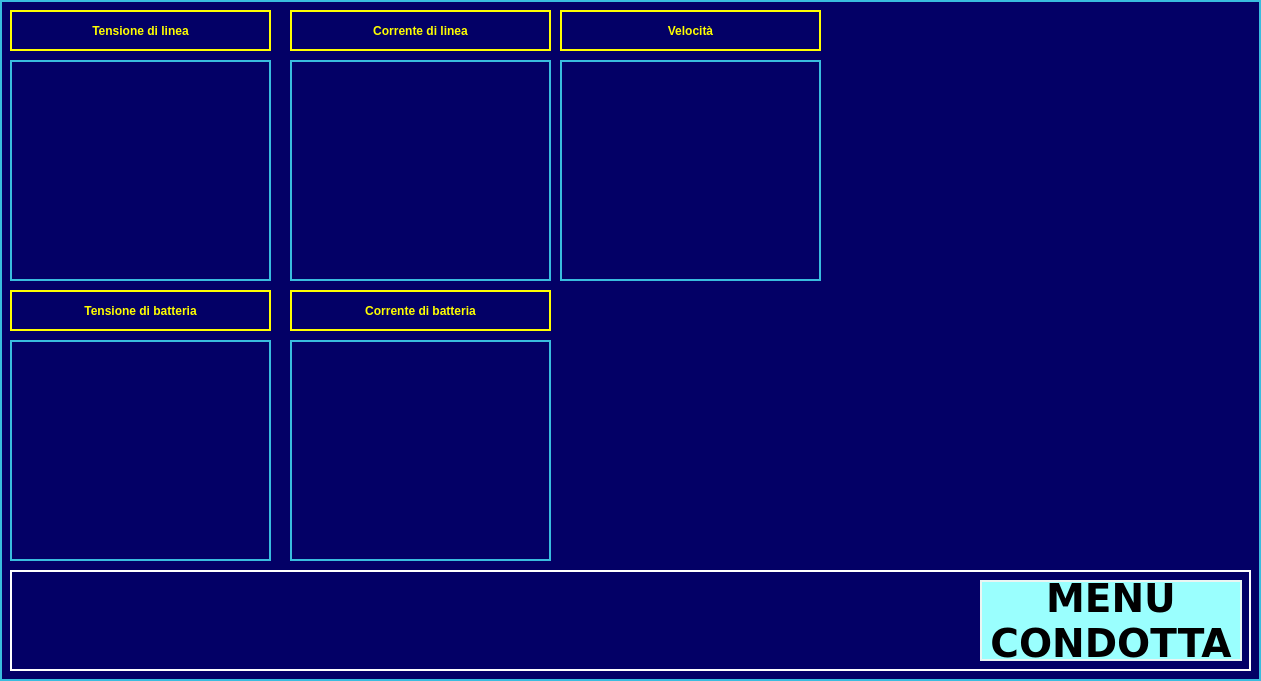
infermita/sampleatm, file strumenti.ui: the form before one commit.
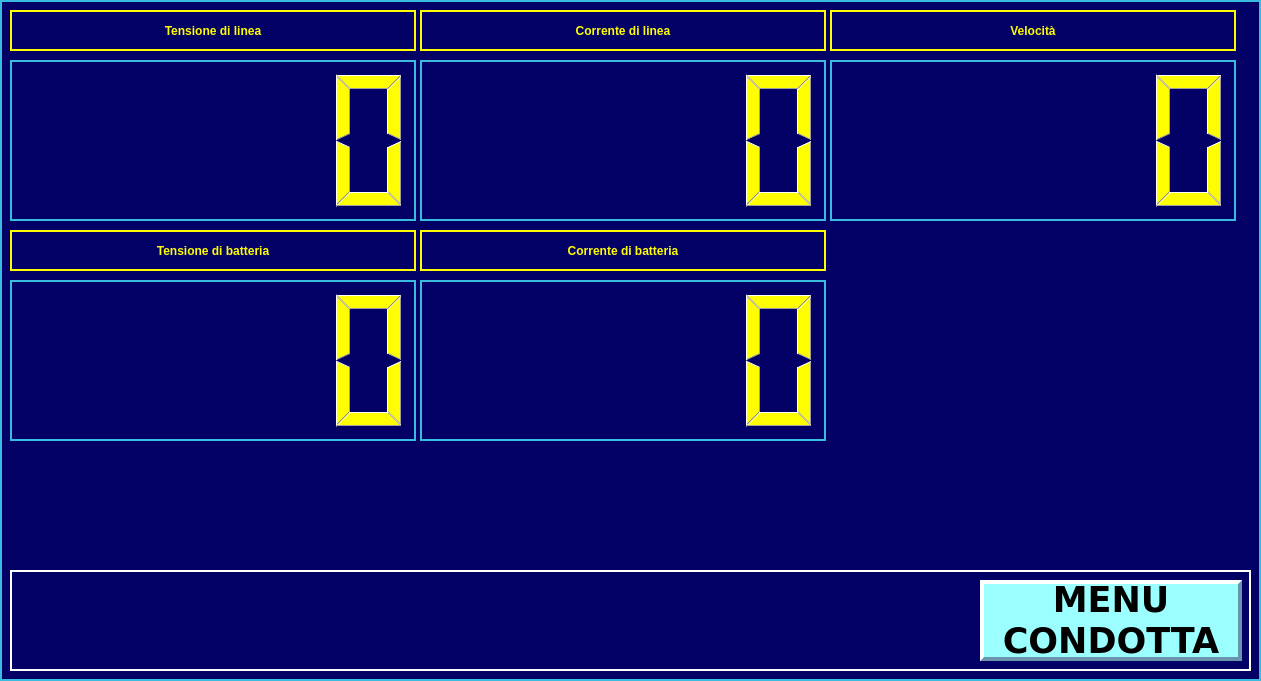
The form after the commit.

The edit to the form file:
```diff
--- a/strumenti.ui
+++ b/strumenti.ui
@@ -16,14 +16,21 @@
   <property name="styleSheet">
    <string notr="true">QWidget { background-color : #030066; color : #fefe00;border:2px solid #39bcde }
 QLabel { background-color : #030066; color : #fefe00;border:2px solid #fefe00;font: 16pt &quot;DejaVu Sans&quot;;font: bold; }
-QPushButton { background-color : #9afffe; color : #000000;border:2px solid #eaf5f2;font: 29pt &quot;DejaVu Sans&quot;;font: bold; }</string>
+QPushButton { background-color : #9afffe; color : #000000;border:4px solid #6b95ae;font: 26pt &quot;DejaVu Sans&quot;;font: bold;border-left-color:white;border-top-color:white  }
+QPushButton:pressed
+{
+  border:4px solid white;
+  border-left-color:#6b95ae;
+  border-top-color:#6b95ae;
+  background-color : #cccccc;
+}</string>
   </property>
   <widget class="QLabel" name="mydata">
    <property name="geometry">
     <rect>
      <x>10</x>
      <y>10</y>
-     <width>261</width>
+     <width>406</width>
      <height>41</height>
     </rect>
    </property>
@@ -224,9 +231,9 @@
   <widget class="QLabel" name="mydata_2">
    <property name="geometry">
     <rect>
-     <x>290</x>
+     <x>420</x>
      <y>10</y>
-     <width>261</width>
+     <width>406</width>
      <height>41</height>
     </rect>
    </property>
@@ -427,9 +434,9 @@
   <widget class="QLabel" name="mydata_3">
    <property name="geometry">
     <rect>
-     <x>560</x>
+     <x>830</x>
      <y>10</y>
-     <width>261</width>
+     <width>406</width>
      <height>41</height>
     </rect>
    </property>
@@ -657,7 +664,7 @@
     <property name="font">
      <font>
       <family>DejaVu Sans</family>
-      <pointsize>29</pointsize>
+      <pointsize>26</pointsize>
       <weight>75</weight>
       <italic>false</italic>
       <bold>true</bold>
@@ -672,49 +679,12 @@
     </property>
    </widget>
   </widget>
-  <widget class="QWidget" name="horizontalLayoutWidget">
-   <property name="geometry">
-    <rect>
-     <x>10</x>
-     <y>60</y>
-     <width>261</width>
-     <height>221</height>
-    </rect>
-   </property>
-   <layout class="QHBoxLayout" name="tensione_linea">
-    <property name="sizeConstraint">
-     <enum>QLayout::SetDefaultConstraint</enum>
-    </property>
-   </layout>
-  </widget>
-  <widget class="QWidget" name="horizontalLayoutWidget_2">
-   <property name="geometry">
-    <rect>
-     <x>290</x>
-     <y>60</y>
-     <width>261</width>
-     <height>221</height>
-    </rect>
-   </property>
-   <layout class="QHBoxLayout" name="corrente_linea"/>
-  </widget>
-  <widget class="QWidget" name="horizontalLayoutWidget_3">
-   <property name="geometry">
-    <rect>
-     <x>560</x>
-     <y>60</y>
-     <width>261</width>
-     <height>221</height>
-    </rect>
-   </property>
-   <layout class="QHBoxLayout" name="velocita"/>
-  </widget>
   <widget class="QLabel" name="mydata_4">
    <property name="geometry">
     <rect>
      <x>10</x>
-     <y>290</y>
-     <width>261</width>
+     <y>230</y>
+     <width>406</width>
      <height>41</height>
     </rect>
    </property>
@@ -912,27 +882,12 @@
     <set>Qt::AlignCenter</set>
    </property>
   </widget>
-  <widget class="QWidget" name="horizontalLayoutWidget_4">
-   <property name="geometry">
-    <rect>
-     <x>10</x>
-     <y>340</y>
-     <width>261</width>
-     <height>221</height>
-    </rect>
-   </property>
-   <layout class="QHBoxLayout" name="tensione_batteria">
-    <property name="sizeConstraint">
-     <enum>QLayout::SetDefaultConstraint</enum>
-    </property>
-   </layout>
-  </widget>
   <widget class="QLabel" name="mydata_5">
    <property name="geometry">
     <rect>
-     <x>290</x>
-     <y>290</y>
-     <width>261</width>
+     <x>420</x>
+     <y>230</y>
+     <width>406</width>
      <height>41</height>
     </rect>
    </property>
@@ -1130,16 +1085,55 @@
     <set>Qt::AlignCenter</set>
    </property>
   </widget>
-  <widget class="QWidget" name="horizontalLayoutWidget_5">
+  <widget class="QLCDNumber" name="tensione_linea">
    <property name="geometry">
     <rect>
-     <x>290</x>
-     <y>340</y>
-     <width>261</width>
-     <height>221</height>
+     <x>10</x>
+     <y>60</y>
+     <width>406</width>
+     <height>161</height>
     </rect>
    </property>
-   <layout class="QHBoxLayout" name="corrente_batteria"/>
+  </widget>
+  <widget class="QLCDNumber" name="corrente_linea">
+   <property name="geometry">
+    <rect>
+     <x>420</x>
+     <y>60</y>
+     <width>406</width>
+     <height>161</height>
+    </rect>
+   </property>
+  </widget>
+  <widget class="QLCDNumber" name="velocita">
+   <property name="geometry">
+    <rect>
+     <x>830</x>
+     <y>60</y>
+     <width>406</width>
+     <height>161</height>
+    </rect>
+   </property>
+  </widget>
+  <widget class="QLCDNumber" name="tensione_batteria">
+   <property name="geometry">
+    <rect>
+     <x>10</x>
+     <y>280</y>
+     <width>406</width>
+     <height>161</height>
+    </rect>
+   </property>
+  </widget>
+  <widget class="QLCDNumber" name="corrente_batteria">
+   <property name="geometry">
+    <rect>
+     <x>420</x>
+     <y>280</y>
+     <width>406</width>
+     <height>161</height>
+    </rect>
+   </property>
   </widget>
  </widget>
  <resources/>
```
